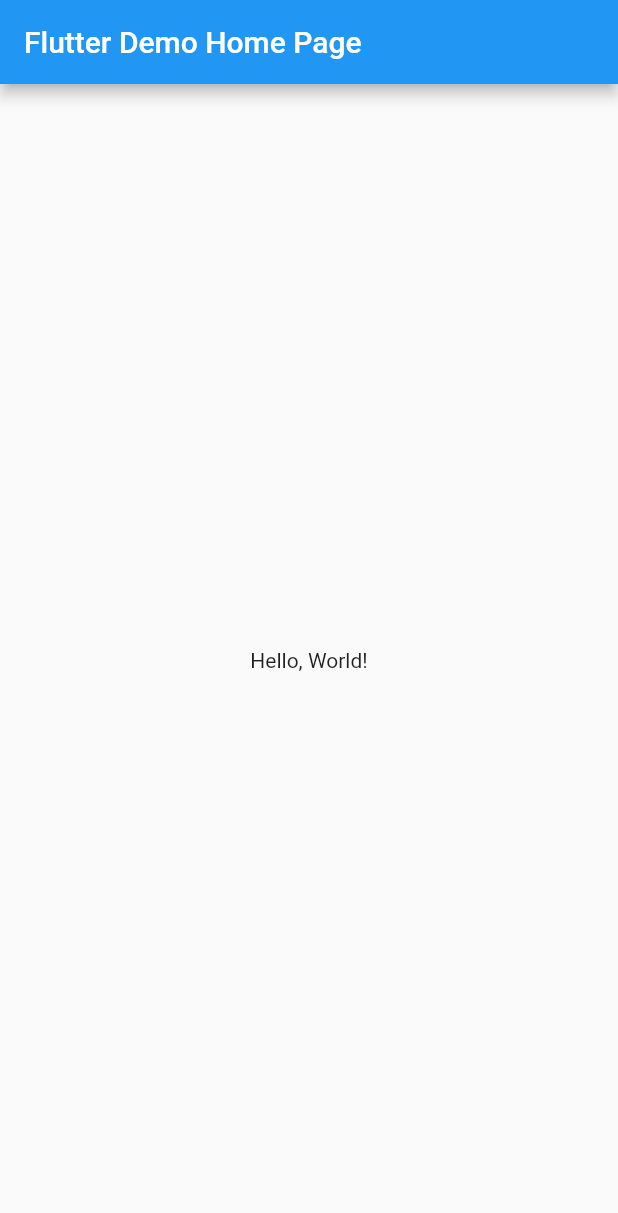
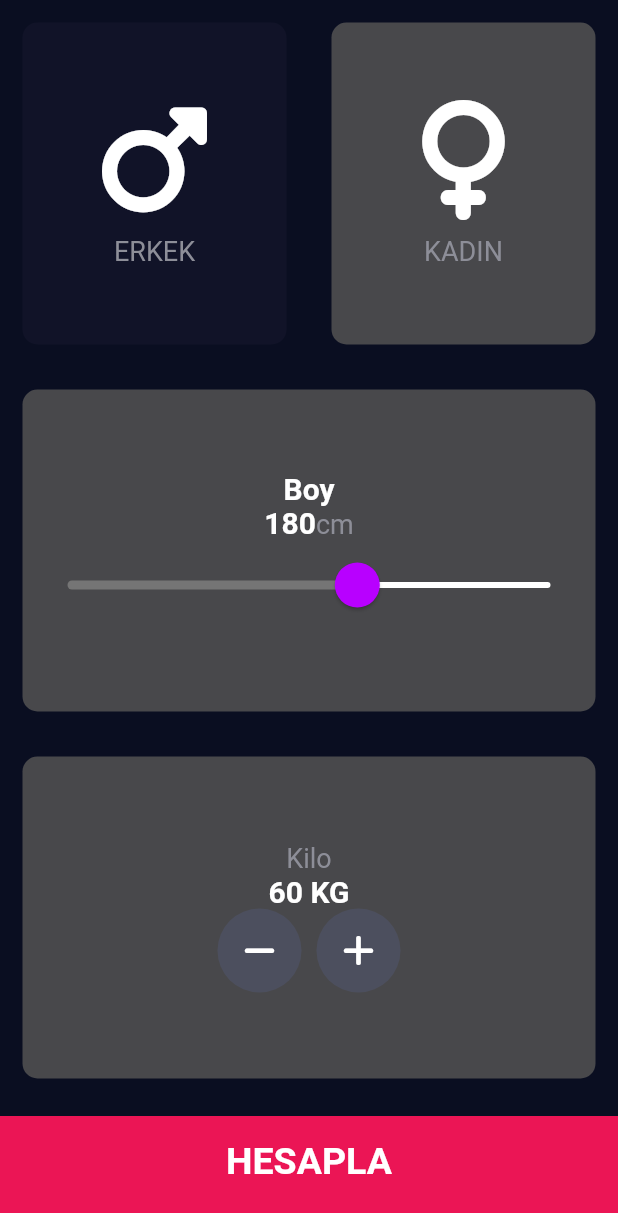
Before and after one commit to efeozgur/vkibaslangic, a Flutter app: the screen it shows after launch, on a phone screen of 412 x 824 dp. Shown: the top 1213 px of the screen. Run offline on Flutter 3.47's test engine with Material 2 defaults, Android fonts, the phone set to English and light mode, and no system bars; our stand-ins replace font_awesome_flutter.

Commit message:
vücut kitle endeksi hesaplayıcısı tamam

```diff
--- /dev/null
+++ b/lib/bilesenler/bottombutton.dart
@@ -0,0 +1,30 @@
+import 'package:flutter/material.dart';
+
+import '../dosyalar/sabitler.dart';
+
+class BottomButton extends StatelessWidget {
+  BottomButton({required this.onTap, required this.buttonTitle});
+
+  final VoidCallback onTap;
+  final String buttonTitle;
+
+  @override
+  Widget build(BuildContext context) {
+    return GestureDetector(
+      onTap: onTap,
+      child: Container(
+        child: Center(
+          child: Text(
+            buttonTitle,
+            style: kLargeButtonTextStyle,
+          ),
+        ),
+        color: kBottomContainerColour,
+        margin: EdgeInsets.only(top: 10.0),
+        padding: EdgeInsets.only(bottom: 20.0),
+        width: double.infinity,
+        height: kBottomContainerHeight,
+      ),
+    );
+  }
+}
--- /dev/null
+++ b/lib/bilesenler/iconcontent.dart
@@ -0,0 +1,30 @@
+import 'package:flutter/material.dart';
+
+import '../dosyalar/sabitler.dart';
+
+class IconContent extends StatelessWidget {
+  IconContent({required this.icon, required this.label});
+
+  final IconData icon;
+  final String label;
+
+  @override
+  Widget build(BuildContext context) {
+    return Column(
+      mainAxisAlignment: MainAxisAlignment.center,
+      children: <Widget>[
+        Icon(
+          icon,
+          size: 80.0,
+        ),
+        SizedBox(
+          height: 10.0,
+        ),
+        Text(
+          label,
+          style: kLabelTextStyle,
+        )
+      ],
+    );
+  }
+}
--- /dev/null
+++ b/lib/bilesenler/reusable.dart
@@ -0,0 +1,25 @@
+import 'package:flutter/material.dart';
+
+class ReusableCard extends StatelessWidget {
+  ReusableCard(
+      {required this.colour, required this.cardChild, required this.onPress});
+
+  final Color colour;
+  final Widget cardChild;
+  final Function onPress;
+
+  @override
+  Widget build(BuildContext context) {
+    return GestureDetector(
+      onTap: () {},
+      child: Container(
+        child: cardChild,
+        margin: EdgeInsets.all(15.0),
+        decoration: BoxDecoration(
+          color: colour,
+          borderRadius: BorderRadius.circular(10.0),
+        ),
+      ),
+    );
+  }
+}
--- /dev/null
+++ b/lib/bilesenler/roundicon.dart
@@ -0,0 +1,23 @@
+import 'package:flutter/material.dart';
+
+class RoundIconButton extends StatelessWidget {
+  RoundIconButton({required this.icon, required this.onPressed});
+
+  final IconData icon;
+  final VoidCallback onPressed; // Kullanılacak spesifik fonksiyon türü
+
+  @override
+  Widget build(BuildContext context) {
+    return RawMaterialButton(
+      elevation: 0.0,
+      child: Icon(icon),
+      onPressed: onPressed,
+      constraints: BoxConstraints.tightFor(
+        width: 56.0,
+        height: 56.0,
+      ),
+      shape: CircleBorder(),
+      fillColor: Color(0xFF4C4F5E),
+    );
+  }
+}
--- /dev/null
+++ b/lib/dosyalar/MyHomePage.dart
@@ -0,0 +1,184 @@
+import 'package:bmicalc/bilesenler/roundicon.dart';
+import 'package:bmicalc/dosyalar/hesaplama.dart';
+import 'package:bmicalc/dosyalar/sabitler.dart';
+import 'package:bmicalc/bilesenler/reusable.dart';
+import 'package:bmicalc/dosyalar/sonucsayfasi.dart';
+import 'package:flutter/material.dart';
+import 'package:font_awesome_flutter/font_awesome_flutter.dart';
+
+import '../bilesenler/bottombutton.dart';
+import '../bilesenler/iconcontent.dart';
+
+enum Cinsiyet {
+  Bayan,
+  Erkek,
+}
+
+class MyHomePage extends StatefulWidget {
+  final String title;
+  const MyHomePage({super.key, required this.title});
+
+  @override
+  State<MyHomePage> createState() => _MyHomePageState();
+}
+
+class _MyHomePageState extends State<MyHomePage> {
+  Cinsiyet secilenCins = Cinsiyet.Bayan;
+  int boy = 180;
+  int kilo = 60;
+  int age = 20;
+
+  @override
+  Widget build(BuildContext context) {
+    return Scaffold(
+      body: Column(crossAxisAlignment: CrossAxisAlignment.stretch, children: [
+        Expanded(
+          child: Row(
+            children: [
+              Expanded(
+                child: ReusableCard(
+                  colour: secilenCins == Cinsiyet.Erkek
+                      ? kActiveCardColour
+                      : kInactiveCardColour,
+                  cardChild: IconContent(
+                    icon: FontAwesomeIcons.mars,
+                    label: "ERKEK",
+                  ),
+                  onPress: () {
+                    setState(() {
+                      secilenCins = Cinsiyet.Erkek;
+                    });
+                  },
+                ),
+              ),
+              Expanded(
+                child: ReusableCard(
+                  colour: secilenCins == Cinsiyet.Bayan
+                      ? kActiveCardColour
+                      : kInactiveCardColour,
+                  cardChild: IconContent(
+                    icon: FontAwesomeIcons.venus,
+                    label: 'KADIN',
+                  ),
+                  onPress: () {
+                    setState(() {
+                      secilenCins = Cinsiyet.Bayan;
+                    });
+                  },
+                ),
+              ),
+            ],
+          ),
+        ),
+        Expanded(
+          child: ReusableCard(
+            cardChild: Column(
+              mainAxisAlignment: MainAxisAlignment.center,
+              children: [
+                const Text("Boy", style: kNumberTextStyle),
+                Row(
+                  mainAxisAlignment: MainAxisAlignment.center,
+                  crossAxisAlignment: CrossAxisAlignment.baseline,
+                  textBaseline: TextBaseline.alphabetic,
+                  children: [
+                    Text(boy.toString(), style: kNumberTextStyle),
+                    Text(
+                      "cm",
+                      style: kLabelTextStyle,
+                    )
+                  ],
+                ),
+                SliderTheme(
+                    data: SliderTheme.of(context).copyWith(
+                      inactiveTrackColor: Color(0xffffffff),
+                      activeTrackColor: Color(0xff757575),
+                      thumbColor: Color(0xffb800ff),
+                      overlayColor: Color(0x2946003c),
+                      thumbShape:
+                          RoundSliderThumbShape(enabledThumbRadius: 15.0),
+                      overlayShape:
+                          RoundSliderOverlayShape(overlayRadius: 30.0),
+                    ),
+                    child: Slider(
+                      value: boy.toDouble(),
+                      min: 120.0,
+                      max: 220.0,
+                      onChanged: (double newValue) {
+                        setState(() {
+                          boy = newValue.round();
+                        });
+                      },
+                    ))
+              ],
+            ),
+            onPress: () {},
+            colour: kActiveCardColour,
+          ),
+        ),
+        Expanded(
+          child: Row(
+            children: [
+              Expanded(
+                child: ReusableCard(
+                  colour: kActiveCardColour,
+                  cardChild: Column(
+                    mainAxisAlignment: MainAxisAlignment.center,
+                    children: <Widget>[
+                      Text(
+                        "Kilo",
+                        style: kLabelTextStyle,
+                      ),
+                      Text(
+                        kilo.toString() + " KG",
+                        style: kNumberTextStyle,
+                      ),
+                      Row(
+                        mainAxisAlignment: MainAxisAlignment.center,
+                        children: [
+                          RoundIconButton(
+                              icon: FontAwesomeIcons.minus,
+                              onPressed: () {
+                                setState(() {
+                                  kilo--;
+                                });
+                              }),
+                          SizedBox(
+                            width: 10,
+                          ),
+                          RoundIconButton(
+                            icon: FontAwesomeIcons.plus,
+                            onPressed: () {
+                              setState(() {
+                                kilo++;
+                              });
+                            },
+                          )
+                        ],
+                      ),
+                    ],
+                  ),
+                  onPress: () {},
+                ),
+              ),
+            ],
+          ),
+        ),
+        BottomButton(
+          onTap: () {
+            CalculatorBrain hesapla =
+                CalculatorBrain(height: boy, weight: kilo);
+            Navigator.push(
+                context,
+                MaterialPageRoute(
+                    builder: (context) => ResultsPage(
+                          bmiResult: hesapla.calculateBMI(),
+                          interpretation: hesapla.getInterpretation(),
+                          resultText: hesapla.getResult(),
+                        )));
+          },
+          buttonTitle: "HESAPLA",
+        )
+      ]),
+    );
+  }
+}
--- /dev/null
+++ b/lib/dosyalar/sabitler.dart
@@ -0,0 +1,41 @@
+import 'package:flutter/material.dart';
+
+const kBottomContainerHeight = 80.0;
+const kActiveCardColour = Color(0xff48484b);
+const kInactiveCardColour = Color(0xFF111328);
+const kBottomContainerColour = Color(0xFFEB1555);
+
+const kLabelTextStyle = TextStyle(
+  fontSize: 18.0,
+  color: Color(0xFF8D8E98),
+);
+
+const kNumberTextStyle = TextStyle(
+  fontSize: 20.0,
+  fontWeight: FontWeight.bold,
+);
+
+const kLargeButtonTextStyle = TextStyle(
+  fontSize: 25.0,
+  fontWeight: FontWeight.bold,
+);
+
+const kTitleTextStyle = TextStyle(
+  fontSize: 20.0,
+  fontWeight: FontWeight.bold,
+);
+
+const kResultTextStyle = TextStyle(
+  color: Color(0xFF24D876),
+  fontSize: 18.0,
+  fontWeight: FontWeight.bold,
+);
+
+const kBMITextStyle = TextStyle(
+  fontSize: 100.0,
+  fontWeight: FontWeight.bold,
+);
+
+const kBodyTextStyle = TextStyle(
+  fontSize: 18.0,
+);
--- a/lib/main.dart
+++ b/lib/main.dart
@@ -1,42 +1,22 @@
 import 'package:flutter/material.dart';
+
+import 'dosyalar/MyHomePage.dart';
 
 void main() => runApp(MyApp());
 
 class MyApp extends StatelessWidget {
   const MyApp({super.key});
-  // This widget is the root of your application.
+
   @override
   Widget build(BuildContext context) {
     return MaterialApp(
-      // Application name
+      debugShowCheckedModeBanner: false,
+      theme: ThemeData.dark().copyWith(
+        primaryColor: Color(0xFF0A0E21),
+        scaffoldBackgroundColor: Color(0xFF0A0E21),
+      ),
       title: 'Flutter Hello World',
-      // Application theme data, you can set the colors for the application as
-      // you want
-      theme: ThemeData(
-        primarySwatch: Colors.blue,
-      ),
-      // A widget which will be started on application startup
       home: MyHomePage(title: 'Flutter Demo Home Page'),
     );
   }
 }
-
-class MyHomePage extends StatelessWidget {
-  final String title;
-  const MyHomePage({super.key, required this.title});
-
-  @override
-  Widget build(BuildContext context) {
-    return Scaffold(
-      appBar: AppBar(
-        // The title text which will be shown on the action bar
-        title: Text(title),
-      ),
-      body: Center(
-        child: Text(
-          'Hello, World!',
-        ),
-      ),
-    );
-  }
-}
--- a/pubspec.yaml
+++ b/pubspec.yaml
@@ -9,6 +9,8 @@ environment:
 dependencies:
   flutter:
     sdk: flutter
+  font_awesome_flutter: ^10.4.0
+
 
 dev_dependencies:
   flutter_test:
```
Also changed, not shown: lib/dosyalar/hesaplama.dart (added, +35 -0 lines), lib/dosyalar/sonucsayfasi.dart (added, +77 -0 lines).
